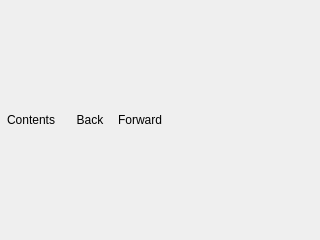
opencor/opencor, file src/ui/helpwindow.ui: the form before one commit.
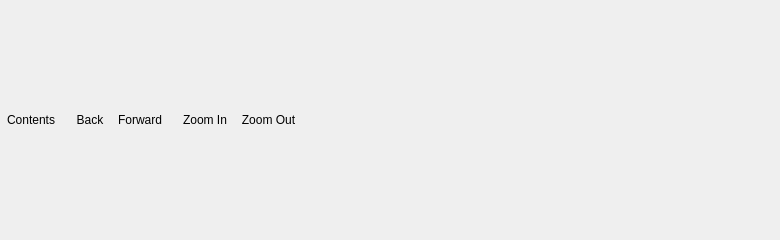
The form after the commit. Icons and pictures are not drawn.

Commit message: Added zoom in/out buttons to the help window.

The edit to the form file:
```diff
--- a/src/ui/helpwindow.ui
+++ b/src/ui/helpwindow.ui
@@ -6,7 +6,7 @@
    <rect>
     <x>0</x>
     <y>0</y>
-    <width>320</width>
+    <width>780</width>
     <height>240</height>
    </rect>
   </property>
@@ -94,6 +94,54 @@
         </property>
        </widget>
       </item>
+      <item>
+       <spacer name="fixedSpacer2">
+        <property name="orientation">
+         <enum>Qt::Horizontal</enum>
+        </property>
+        <property name="sizeType">
+         <enum>QSizePolicy::Fixed</enum>
+        </property>
+        <property name="sizeHint" stdset="0">
+         <size>
+          <width>7</width>
+          <height>0</height>
+         </size>
+        </property>
+       </spacer>
+      </item>
+      <item>
+       <widget class="QToolButton" name="zoomInButton">
+        <property name="text">
+         <string>Zoom In</string>
+        </property>
+        <property name="iconSize">
+         <size>
+          <width>24</width>
+          <height>24</height>
+         </size>
+        </property>
+        <property name="autoRaise">
+         <bool>true</bool>
+        </property>
+       </widget>
+      </item>
+      <item>
+       <widget class="QToolButton" name="zoomOutButton">
+        <property name="text">
+         <string>Zoom Out</string>
+        </property>
+        <property name="iconSize">
+         <size>
+          <width>24</width>
+          <height>24</height>
+         </size>
+        </property>
+        <property name="autoRaise">
+         <bool>true</bool>
+        </property>
+       </widget>
+      </item>
       <item>
        <spacer name="expandingSpacer">
         <property name="orientation">
```
Left out of the diff: 34 changed lines with no effect on the pictures. The commit also changes 5 other files.
